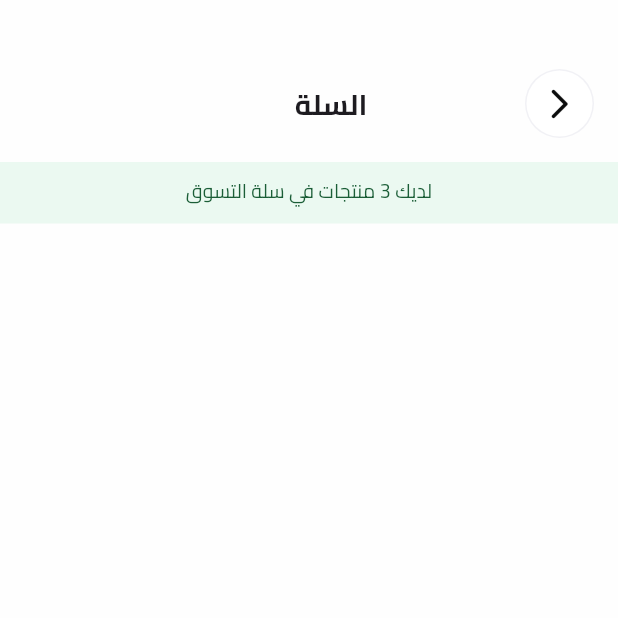
After one commit to Kubbany/fruit_hub, a Flutter app: the CartView screen opened by its route, on a phone screen of 412 x 824 dp, the top half of it. The commit adds this screen. Run offline on Flutter 3.47's test engine with Material 3 defaults, Android fonts, the phone set to English and light mode, and no system bars; our stand-ins replace bloc, cloud_firestore, dartz, equatable, firebase_auth, firebase_core and 6 more; missing offline and left inert: svg_flutter; accounts and stored records are empty.

Commit message:
creating cart view

```diff
--- a/lib/Core/helpers/functions/on_generate_route.dart
+++ b/lib/Core/helpers/functions/on_generate_route.dart
@@ -4,6 +4,7 @@ import 'package:fruit_hub/features/auth/presentation/views/login_view.dart';
 import 'package:fruit_hub/features/auth/presentation/views/new_password_view.dart';
 import 'package:fruit_hub/features/auth/presentation/views/register_view.dart';
 import 'package:fruit_hub/features/auth/presentation/views/verify_code_view.dart';
+import 'package:fruit_hub/features/cart/presentation/view/cart_view.dart';
 import 'package:fruit_hub/features/home/presentation/views/home_view.dart';
 import 'package:fruit_hub/features/home/presentation/views/main_view.dart';
 import 'package:fruit_hub/features/home/presentation/views/best_selling_view.dart';
@@ -53,6 +54,10 @@ Route<dynamic>? onGenerateRoute(RouteSettings route) {
       return MaterialPageRoute(
         builder: (context) => const ProductsView(),
       );
+    case CartView.routeName:
+      return MaterialPageRoute(
+        builder: (context) => const CartView(),
+      );
     case BestSellingView.routeName:
       return MaterialPageRoute(
         builder: (context) => const BestSellingView(),
--- a/lib/Core/utils/constants/routes.dart
+++ b/lib/Core/utils/constants/routes.dart
@@ -9,5 +9,6 @@ class AppRoutes {
   static const String homeView = 'home';
   static const String mainView = 'main';
   static const String productsView = 'products';
+  static const String cartView = 'cart';
   static const String mostSellingView = 'mostSelling';
 }
--- /dev/null
+++ b/lib/Features/cart/presentation/view/cart_view.dart
@@ -0,0 +1,15 @@
+import 'package:flutter/material.dart';
+import 'package:fruit_hub/core/utils/constants/routes.dart';
+import 'package:fruit_hub/features/cart/presentation/widgets/cart_view_body.dart';
+
+class CartView extends StatelessWidget {
+  const CartView({super.key});
+  static const String routeName = AppRoutes.cartView;
+  @override
+  Widget build(BuildContext context) {
+    return const Scaffold(
+      backgroundColor: Color(0xFFFEFEFE),
+      body: CartViewBody(),
+    );
+  }
+}
--- /dev/null
+++ b/lib/Features/cart/presentation/widgets/cart_view_body.dart
@@ -0,0 +1,48 @@
+import 'package:flutter/material.dart';
+import 'package:fruit_hub/Core/utils/constants/colors.dart';
+import 'package:fruit_hub/core/utils/app_text_styles.dart';
+import 'package:fruit_hub/features/auth/presentation/widgets/custom_app_bar.dart';
+
+class CartViewBody extends StatelessWidget {
+  const CartViewBody({super.key});
+
+  @override
+  Widget build(BuildContext context) {
+    return CustomScrollView(
+      physics: const BouncingScrollPhysics(),
+      slivers: [
+        SliverToBoxAdapter(
+          child: Column(
+            spacing: 16,
+            children: <Widget>[
+              const SizedBox(
+                height: 30,
+              ),
+              const Padding(
+                padding: EdgeInsets.symmetric(
+                  horizontal: 16,
+                ),
+                child: CustomAppBar(title: 'السلة'),
+              ),
+              Container(
+                padding: const EdgeInsets.symmetric(
+                  vertical: 10,
+                ),
+                color: const Color(0xFFEBF9F1),
+                width: .infinity,
+                height: 41,
+                child: Text(
+                  'لديك 3 منتجات في سلة التسوق',
+                  style: TextStyles.regular13.copyWith(
+                    color: AppColors.primaryColor,
+                  ),
+                  textAlign: .center,
+                ),
+              ),
+            ],
+          ),
+        ),
+      ],
+    );
+  }
+}
--- a/lib/Features/home/presentation/views/main_view.dart
+++ b/lib/Features/home/presentation/views/main_view.dart
@@ -1,6 +1,7 @@
 import 'package:flutter/material.dart';
 
 import 'package:fruit_hub/core/utils/constants/routes.dart';
+import 'package:fruit_hub/features/cart/presentation/view/cart_view.dart';
 import 'package:fruit_hub/features/home/presentation/views/home_view.dart';
 import 'package:fruit_hub/features/products/presentation/view/products_view.dart';
 import 'package:fruit_hub/features/home/presentation/widgets/custom_buttom_navigation_bar.dart';
@@ -29,6 +30,7 @@ class _MainViewState extends State<MainView> {
         children: [
           const HomeView(),
           const ProductsView(),
+          const CartView(),
         ],
       ),
     );
```
